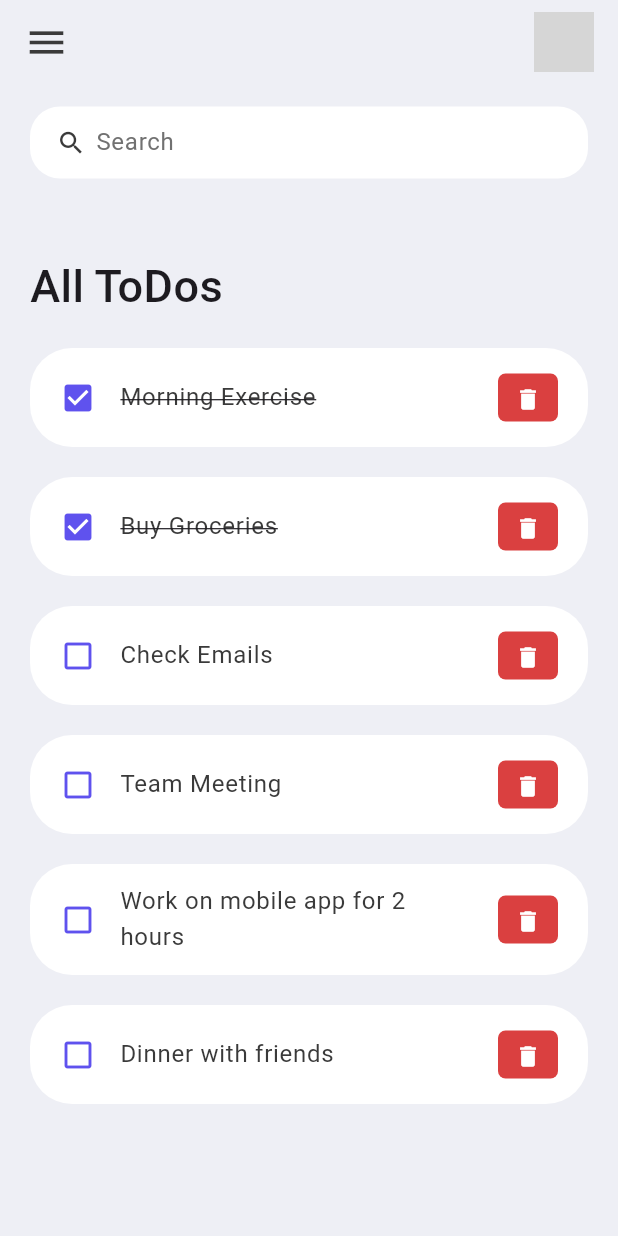
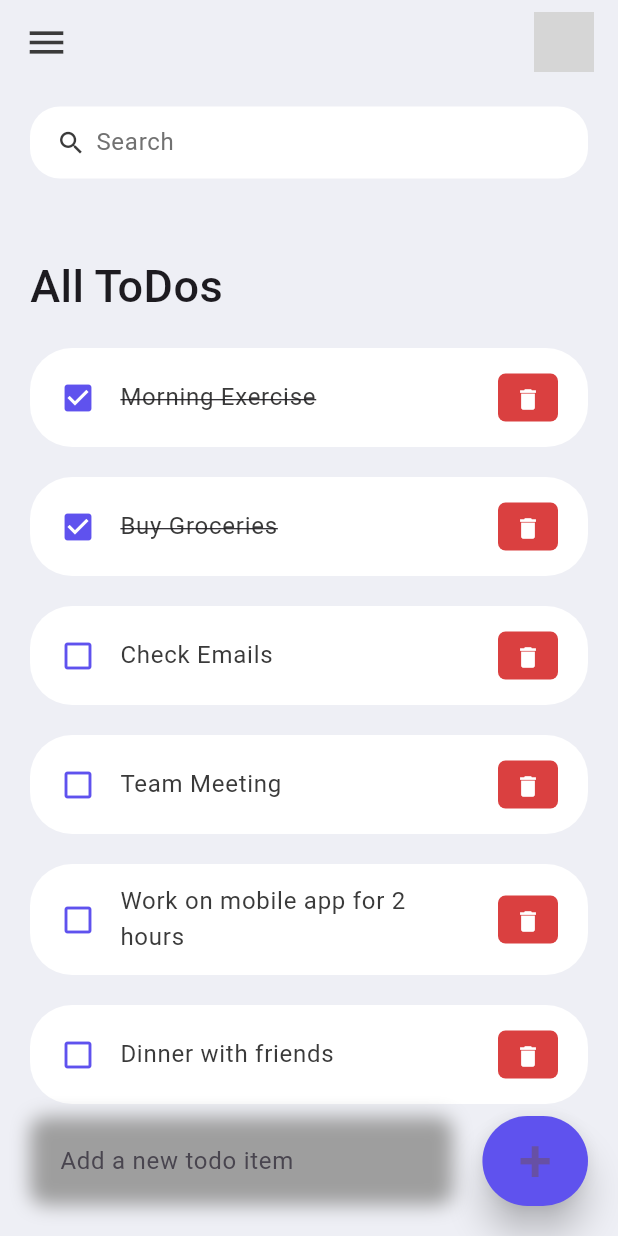
Before and after one commit to aashishkar/Introduction-of-mobile-application-Sem3-, a Flutter app: the screen it shows after launch, on a phone screen of 412 x 824 dp. Run offline on Flutter 3.47's test engine with Material 3 defaults, Android fonts, the phone set to English and light mode, and no system bars; grey boxes are pictures that could not be loaded.

Commit message:
add button

```diff
--- a/lib/screens/home.dart
+++ b/lib/screens/home.dart
@@ -14,7 +14,9 @@ class Home extends StatelessWidget {
     return Scaffold(
       backgroundColor: tdBGColor,
       appBar: _buildAppBar(),
-      body: Container(
+      body: Stack(
+        children: [
+          Container(
             padding: EdgeInsets.symmetric(
               horizontal: 20,
               vertical: 15,
@@ -31,7 +33,8 @@ class Home extends StatelessWidget {
                       ),
                       child: Text(
                         'All ToDos',
-                    style: TextStyle(fontSize: 30, fontWeight: FontWeight.w500),
+                        style: TextStyle(
+                            fontSize: 30, fontWeight: FontWeight.w500),
                       ),
                     ),
                     for (ToDo todo in todosList)
@@ -42,6 +45,59 @@ class Home extends StatelessWidget {
                 ),
               )
             ]),
+          ),
+          Align(
+            alignment: Alignment.bottomCenter,
+            child: Row(
+              children: [
+                Expanded(
+                  child: Container(
+                    margin: EdgeInsets.only(
+                      bottom: 20,
+                      right: 20,
+                      left: 20,
+                    ),
+                    padding: EdgeInsets.symmetric(horizontal: 20, vertical: 5),
+                    decoration: BoxDecoration(
+                      boxShadow: [
+                        BoxShadow(
+                          color: Colors.grey,
+                          offset: Offset(0.0, 0.0),
+                          blurRadius: 10.0,
+                          spreadRadius: 0.0,
+                        ),
+                      ],
+                      borderRadius: BorderRadius.circular(10),
+                    ),
+                    child: TextField(
+                      decoration: InputDecoration(
+                          hintText: 'Add a new todo item',
+                          border: InputBorder.none),
+                    ),
+                  ),
+                ),
+                Container(
+                  margin: EdgeInsets.only(
+                    bottom: 20,
+                    right: 20,
+                  ),
+                  child: ElevatedButton(
+                    child: Text(
+                      '+',
+                      style: TextStyle(fontSize: 40),
+                    ),
+                    onPressed: () {},
+                    style: ElevatedButton.styleFrom(
+                      backgroundColor: tdBlue,
+                      minimumSize: Size(60, 60),
+                      elevation: 10,
+                    ),
+                  ),
+                )
+              ],
+            ),
+          )
+        ],
       ),
     );
   }
```
Lines whose indentation alone changed are shown as unchanged.
